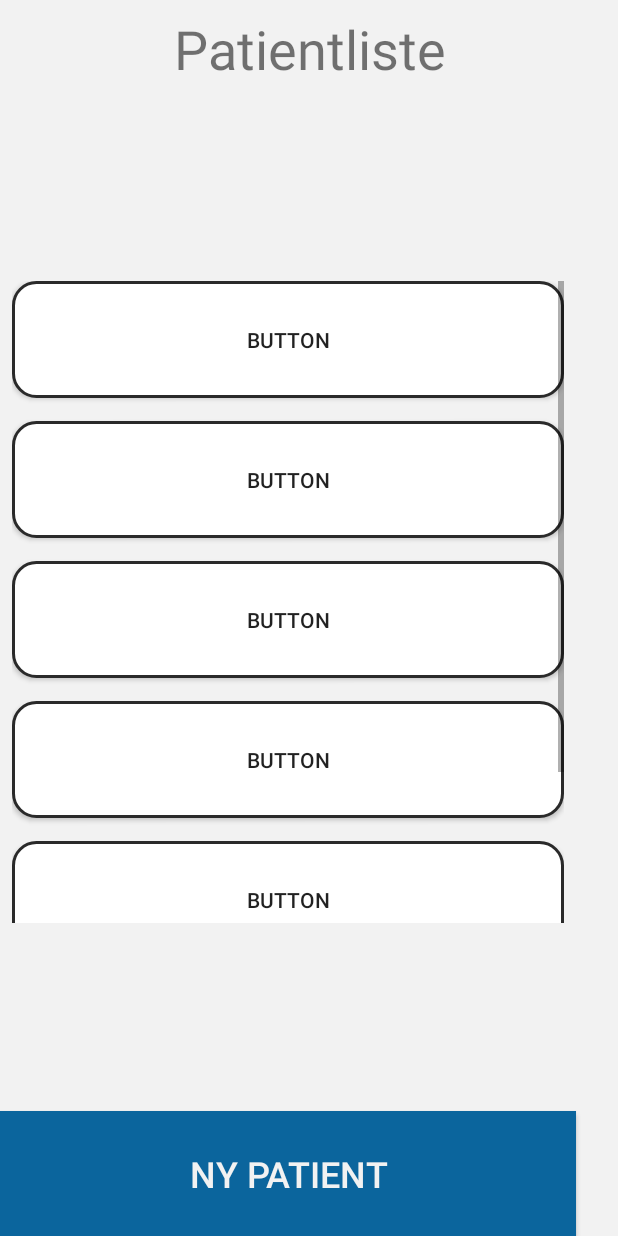
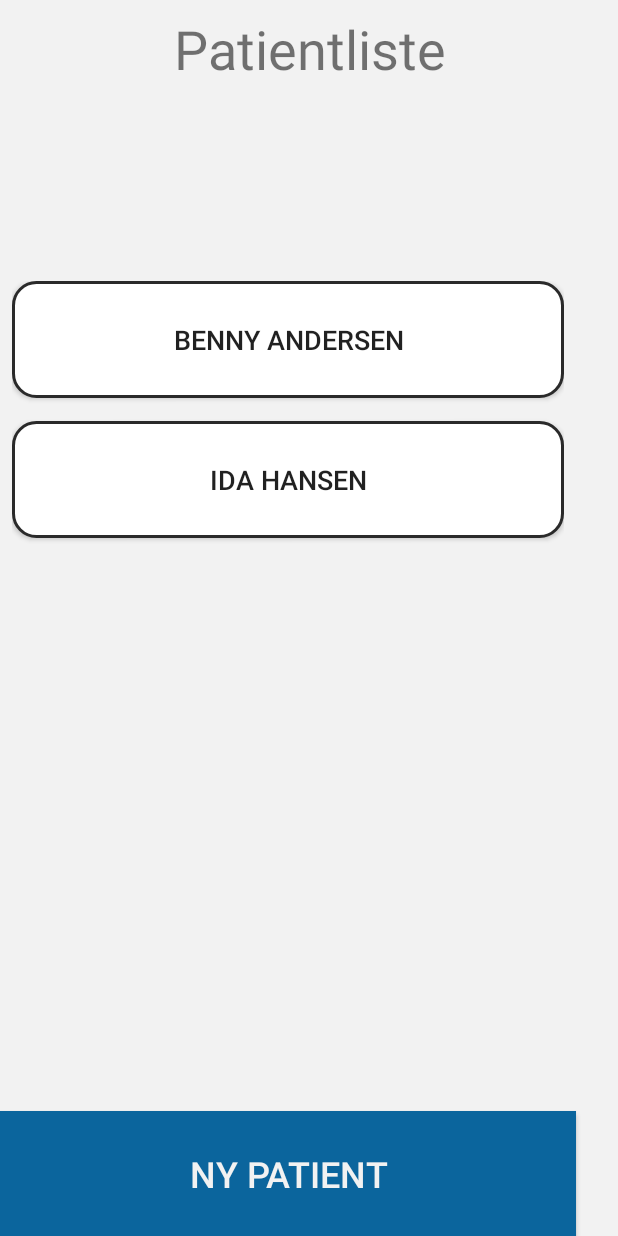
Before and after one commit to AlenDK/SENSMotion, an Android app: the layout fragment_patientliste_frag.xml on its own in the app's theme, with its tools: preview values and no code run, on a phone screen of 412 x 824 dp. Run offline under Robolectric (Android 15) with nearby library versions, the phone set to English and light mode, and no system bars.

Commit message:
Finished working on List of patients

```diff
--- a/app/src/main/res/layout/fragment_patientliste_frag.xml
+++ b/app/src/main/res/layout/fragment_patientliste_frag.xml
@@ -51,6 +51,7 @@
         app:layout_constraintTop_toBottomOf="@+id/textView">
 
         <LinearLayout
+            android:id="@+id/newPat"
             android:layout_width="match_parent"
             android:layout_height="wrap_content"
             android:orientation="vertical">
@@ -61,7 +62,8 @@
                 android:layout_height="78dp"
                 android:layout_marginBottom="15dp"
                 android:background="@drawable/edittext_custom"
-                android:text="Button" />
+                android:text="Benny Andersen"
+                android:textSize="18sp" />
 
             <Button
                 android:id="@+id/button2"
@@ -69,39 +71,8 @@
                 android:layout_height="78dp"
                 android:layout_marginBottom="15dp"
                 android:background="@drawable/edittext_custom"
-                android:text="Button" />
-
-            <Button
-                android:id="@+id/button3"
-                android:layout_width="match_parent"
-                android:layout_height="78dp"
-                android:layout_marginBottom="15dp"
-                android:background="@drawable/edittext_custom"
-                android:text="Button" />
-
-            <Button
-                android:id="@+id/button4"
-                android:layout_width="match_parent"
-                android:layout_height="78dp"
-                android:layout_marginBottom="15dp"
-                android:background="@drawable/edittext_custom"
-                android:text="Button" />
-
-            <Button
-                android:id="@+id/button5"
-                android:layout_width="match_parent"
-                android:layout_height="78dp"
-                android:layout_marginBottom="15dp"
-                android:background="@drawable/edittext_custom"
-                android:text="Button" />
-
-            <Button
-                android:id="@+id/button6"
-                android:layout_width="match_parent"
-                android:layout_height="78dp"
-                android:layout_marginBottom="15dp"
-                android:background="@drawable/edittext_custom"
-                android:text="Button" />
+                android:text="Ida Hansen"
+                android:textSize="18sp" />
 
         </LinearLayout>
     </ScrollView>
```
Also changed, not shown: app/src/main/java/e/android/sensmotion/Patientliste_frag.java (+23 -90 lines).
